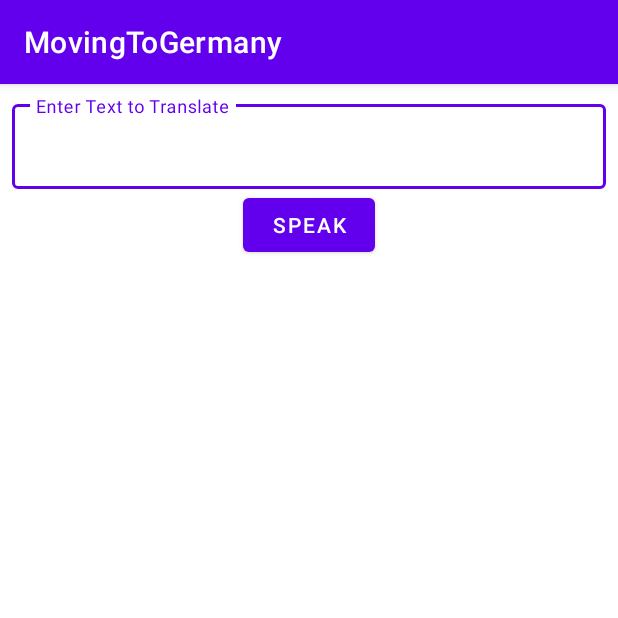
After one commit to ritwikshanker/MovingToGermany, an Android app: the TranslateToGermanActivity screen opened directly, with no data from a screen before it, on a phone screen of 412 x 824 dp, the top half of it. The commit adds this screen. Run offline under Robolectric (Android 15) with nearby library versions, the phone set to English and light mode, and no system bars; our stand-ins replace data binding.

Commit message:
Refactored Activities

```diff
--- a/app/src/main/AndroidManifest.xml
+++ b/app/src/main/AndroidManifest.xml
@@ -35,6 +35,10 @@
                 <category android:name="android.intent.category.LAUNCHER" />
             </intent-filter>
         </activity>
+
+        <activity
+            android:name=".translate.TranslateToGermanActivity"
+            android:screenOrientation="portrait" />
     </application>
 
 </manifest>
--- /dev/null
+++ b/app/src/main/java/com/moving/germany/translate/TranslateToGermanActivity.kt
@@ -0,0 +1,18 @@
+package com.moving.germany.translate
+
+import android.os.Bundle
+import androidx.appcompat.app.AppCompatActivity
+import com.moving.germany.R
+import com.moving.germany.ui.main.MainFragment
+
+class TranslateToGermanActivity : AppCompatActivity() {
+    override fun onCreate(savedInstanceState: Bundle?) {
+        super.onCreate(savedInstanceState)
+        setContentView(R.layout.translate_to_german_activity)
+        if (savedInstanceState == null) {
+            supportFragmentManager.beginTransaction()
+                .replace(R.id.container, TranslateToGermanFragment.newInstance())
+                .commitNow()
+        }
+    }
+}
--- /dev/null
+++ b/app/src/main/java/com/moving/germany/translate/TranslateToGermanFragment.kt
@@ -0,0 +1,59 @@
+package com.moving.germany.translate
+
+import android.speech.tts.TextToSpeech
+import android.util.Log
+import androidx.lifecycle.ViewModelProvider
+import com.moving.germany.BuildConfig
+import com.moving.germany.R
+import com.moving.germany.base.BaseFragment
+import com.moving.germany.databinding.TranslateToGermanFragmentBinding
+import com.moving.germany.ui.main.MainViewModel
+import java.util.Locale
+
+class TranslateToGermanFragment : BaseFragment<TranslateToGermanFragmentBinding>(),
+    TextToSpeech.OnInitListener {
+    companion object {
+        fun newInstance() = TranslateToGermanFragment()
+    }
+
+    private var tts: TextToSpeech? = null
+    private lateinit var viewModel: MainViewModel
+
+    override fun layoutResourceId(): Int = R.layout.translate_to_german_fragment
+
+    override fun initViewCreated() {
+        initTTS()
+        initClickListeners()
+        viewModel = ViewModelProvider(this)[MainViewModel::class.java]
+        val apiKey: String = BuildConfig.apiKey
+    }
+
+    private fun initClickListeners() {
+        binding.buttonSpeak.setOnClickListener {
+            speakOut()
+        }
+    }
+
+    private fun initTTS() {
+        tts = TextToSpeech(requireContext(), this)
+    }
+
+    override fun onInit(status: Int) {
+        if (status == TextToSpeech.SUCCESS) {
+            val result = tts?.setLanguage(Locale.US)
+            if (result == TextToSpeech.LANG_MISSING_DATA || result == TextToSpeech.LANG_NOT_SUPPORTED) {
+                Log.e("TTS", "The Language specified is not supported!")
+            } else {
+                binding.buttonSpeak.isEnabled = true
+            }
+
+        } else {
+            Log.e("TTS", "Initialization Failed!")
+        }
+    }
+
+    private fun speakOut() {
+        val text = binding.textField.editText?.text.toString()
+        tts?.speak(text, TextToSpeech.QUEUE_FLUSH, null, "")
+    }
+}
--- a/app/src/main/java/com/moving/germany/ui/main/MainFragment.kt
+++ b/app/src/main/java/com/moving/germany/ui/main/MainFragment.kt
@@ -1,5 +1,6 @@
 package com.moving.germany.ui.main
 
+import android.content.Intent
 import androidx.lifecycle.ViewModelProvider
 import android.os.Bundle
 import android.speech.tts.TextToSpeech
@@ -13,21 +14,20 @@ import com.moving.germany.BuildConfig
 import com.moving.germany.R
 import com.moving.germany.base.BaseFragment
 import com.moving.germany.databinding.MainFragmentBinding
+import com.moving.germany.translate.TranslateToGermanActivity
 import java.util.Locale
 
-class MainFragment : BaseFragment<MainFragmentBinding>(), TextToSpeech.OnInitListener {
+class MainFragment : BaseFragment<MainFragmentBinding>() {
 
     companion object {
         fun newInstance() = MainFragment()
     }
 
-    private var tts: TextToSpeech? = null
     private lateinit var viewModel: MainViewModel
 
     override fun layoutResourceId(): Int = R.layout.main_fragment
 
     override fun initViewCreated() {
-        initTTS()
         initClickListeners()
         viewModel = ViewModelProvider(this)[MainViewModel::class.java]
         val apiKey: String = BuildConfig.apiKey
@@ -35,30 +35,8 @@ class MainFragment : BaseFragment<MainFragmentBinding>(), TextToSpeech.OnInitLis
 
     private fun initClickListeners() {
         binding.buttonSpeak.setOnClickListener {
-            speakOut()
+            val intent = Intent(context, TranslateToGermanActivity::class.java)
+            startActivity(intent)
         }
     }
-
-    private fun initTTS() {
-        tts = TextToSpeech(requireContext(), this)
-    }
-
-    override fun onInit(status: Int) {
-        if (status == TextToSpeech.SUCCESS) {
-            val result = tts?.setLanguage(Locale.US)
-            if (result == TextToSpeech.LANG_MISSING_DATA || result == TextToSpeech.LANG_NOT_SUPPORTED) {
-                Log.e("TTS", "The Language specified is not supported!")
-            } else {
-                binding.buttonSpeak.isEnabled = true
-            }
-
-        } else {
-            Log.e("TTS", "Initialization Failed!")
-        }
-    }
-
-    private fun speakOut() {
-        val text = binding.textField.editText?.text.toString()
-        tts?.speak(text, TextToSpeech.QUEUE_FLUSH, null, "")
-    }
 }
--- a/app/src/main/res/layout/main_fragment.xml
+++ b/app/src/main/res/layout/main_fragment.xml
@@ -11,30 +11,15 @@
         android:layout_height="match_parent"
         tools:context=".ui.main.MainFragment">
 
-        <com.google.android.material.textfield.TextInputLayout
-            android:id="@+id/textField"
-            style="@style/Widget.MaterialComponents.TextInputLayout.OutlinedBox"
-            android:layout_width="match_parent"
-            android:layout_height="wrap_content"
-            android:layout_margin="8dp"
-            android:hint="@string/enter_text_to_translate"
-            app:layout_constraintEnd_toEndOf="parent"
-            app:layout_constraintStart_toStartOf="parent"
-            app:layout_constraintTop_toTopOf="parent">
-
-            <com.google.android.material.textfield.TextInputEditText
-                android:layout_width="match_parent"
-                android:layout_height="wrap_content" />
-        </com.google.android.material.textfield.TextInputLayout>
 
         <Button
             android:id="@+id/button_speak"
             android:layout_width="wrap_content"
             android:layout_height="wrap_content"
+            android:text="Launch"
             app:layout_constraintEnd_toEndOf="parent"
             app:layout_constraintStart_toStartOf="parent"
-            app:layout_constraintTop_toBottomOf="@id/textField"
-            android:text="Speak" />
+            app:layout_constraintTop_toTopOf="parent" />
 
     </androidx.constraintlayout.widget.ConstraintLayout>
 </layout>
--- /dev/null
+++ b/app/src/main/res/layout/translate_to_german_activity.xml
@@ -0,0 +1,23 @@
+<?xml version="1.0" encoding="utf-8"?>
+<androidx.drawerlayout.widget.DrawerLayout xmlns:android="http://schemas.android.com/apk/res/android"
+    xmlns:app="http://schemas.android.com/apk/res-auto"
+    xmlns:tools="http://schemas.android.com/tools"
+    android:id="@+id/my_drawer_layout"
+    android:layout_width="match_parent"
+    android:layout_height="match_parent"
+    tools:context=".MainActivity"
+    tools:ignore="HardcodedText">
+
+    <LinearLayout
+        android:layout_width="match_parent"
+        android:layout_height="match_parent"
+        android:orientation="vertical">
+
+        <FrameLayout
+            android:id="@+id/container"
+            android:layout_width="match_parent"
+            android:layout_height="match_parent"
+            app:layout_behavior="@string/appbar_scrolling_view_behavior" />
+    </LinearLayout>
+
+</androidx.drawerlayout.widget.DrawerLayout>
--- /dev/null
+++ b/app/src/main/res/layout/translate_to_german_fragment.xml
@@ -0,0 +1,39 @@
+<?xml version="1.0" encoding="utf-8"?>
+<layout>
+
+    <data />
+
+    <androidx.constraintlayout.widget.ConstraintLayout xmlns:android="http://schemas.android.com/apk/res/android"
+        xmlns:app="http://schemas.android.com/apk/res-auto"
+        xmlns:tools="http://schemas.android.com/tools"
+        android:id="@+id/main"
+        android:layout_width="match_parent"
+        android:layout_height="match_parent">
+
+        <com.google.android.material.textfield.TextInputLayout
+            android:id="@+id/textField"
+            style="@style/Widget.MaterialComponents.TextInputLayout.OutlinedBox"
+            android:layout_width="match_parent"
+            android:layout_height="wrap_content"
+            android:layout_margin="8dp"
+            android:hint="@string/enter_text_to_translate"
+            app:layout_constraintEnd_toEndOf="parent"
+            app:layout_constraintStart_toStartOf="parent"
+            app:layout_constraintTop_toTopOf="parent">
+
+            <com.google.android.material.textfield.TextInputEditText
+                android:layout_width="match_parent"
+                android:layout_height="wrap_content" />
+        </com.google.android.material.textfield.TextInputLayout>
+
+        <Button
+            android:id="@+id/button_speak"
+            android:layout_width="wrap_content"
+            android:layout_height="wrap_content"
+            app:layout_constraintEnd_toEndOf="parent"
+            app:layout_constraintStart_toStartOf="parent"
+            app:layout_constraintTop_toBottomOf="@id/textField"
+            android:text="Speak" />
+
+    </androidx.constraintlayout.widget.ConstraintLayout>
+</layout>
```
